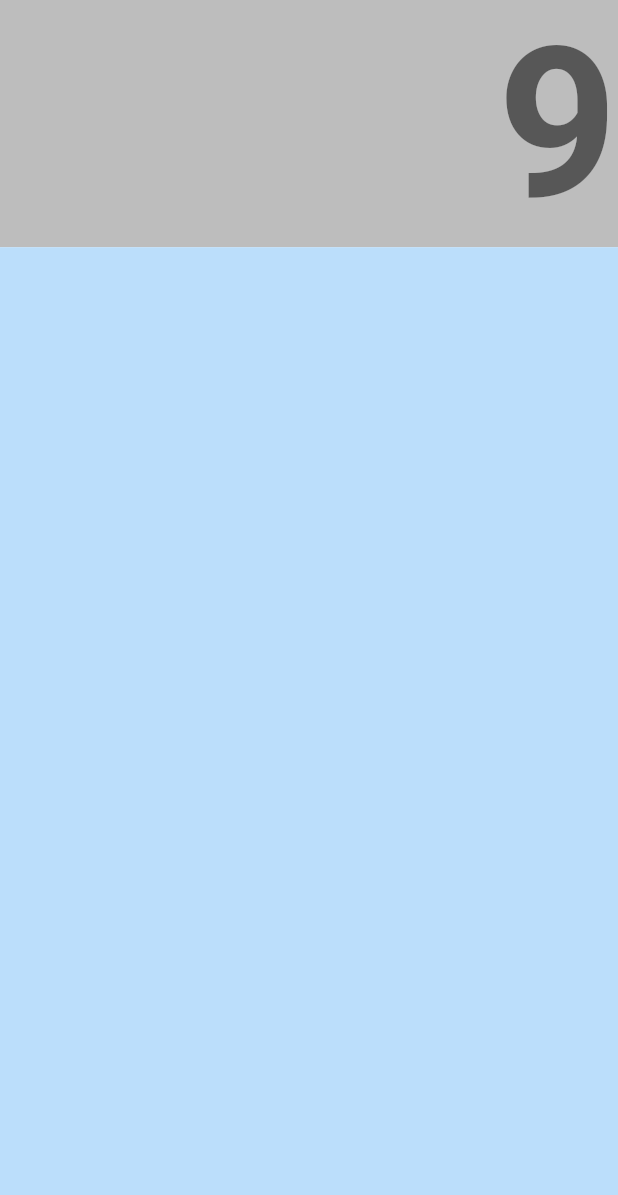
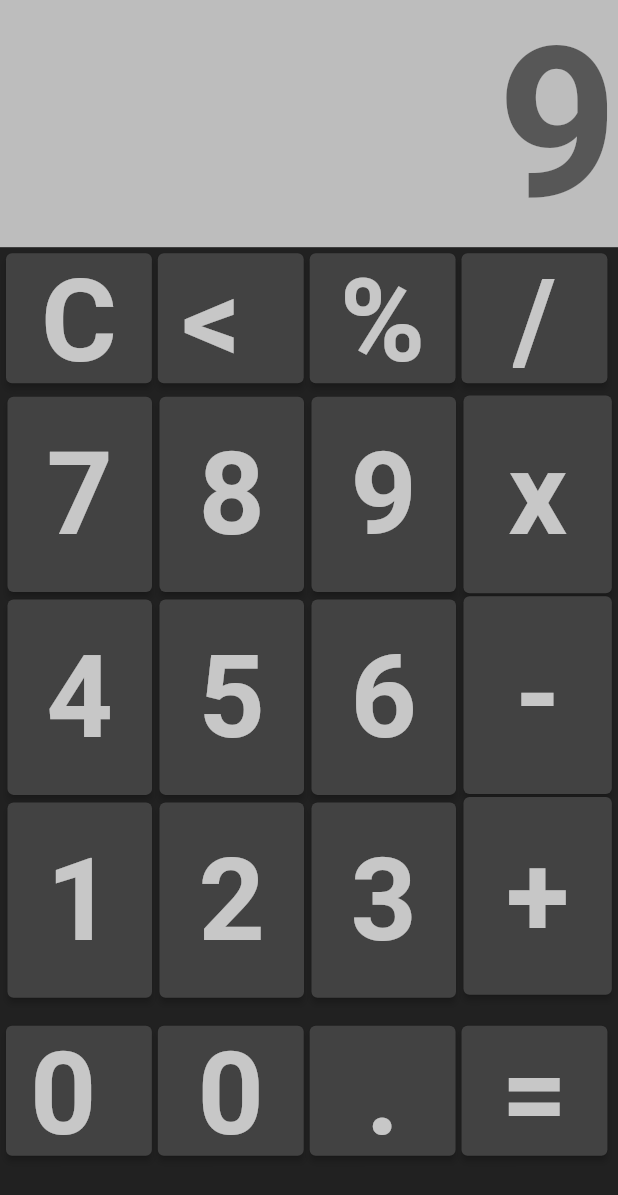
Before and after one commit to abdullac/flutter_calculator, a Flutter app: the screen it shows after launch, on a phone screen of 412 x 824 dp. Shown: the top 1195 px of the screen. Run offline on Flutter 3.47's test engine with Material 2 defaults, Android fonts, the phone set to English and light mode, and no system bars.

Commit message:
created claculator simple ui

```diff
--- a/lib/buttons_area.dart
+++ b/lib/buttons_area.dart
@@ -1,28 +1,36 @@
-
-
 import 'package:flutter/material.dart';
 import 'package:flutter_calculator/values/values.dart';
+import 'package:flutter_calculator/widgets/button_text.dart';
+import 'package:flutter_calculator/widgets/button_widget.dart';
+import 'package:flutter_calculator/widgets/function_keys_listview.dart';
+import 'package:flutter_calculator/widgets/number_gridview.dart';
+import 'package:flutter_calculator/widgets/operation_keys_listView.dart';
 
-class ButtonsArea extends StatefulWidget{
-
+class ButtonsArea extends StatefulWidget {
   @override
   ButtonsAreaState createState() => ButtonsAreaState();
-
 }
 
 class ButtonsAreaState extends State<ButtonsArea> {
-
   @override
   Widget build(BuildContext context) {
-    return Container(
-      decoration: BoxDecoration(color: Colors.blue[100]),
-      height: (desplayHeight * .8),
-      width: double.infinity,
-      child: Column(
-        children: const [
-
-        ],
-      ),
+    return Column(
+      children: [
+        const FunctionKeysListView(
+          subFunctionality: 'functionsKey',
+        ),
+        Container(
+          child: Row(
+            children: const [
+              NumberGridView(),
+              OperationKeysListView(),
+            ],
+          ),
+        ),
+        const FunctionKeysListView(
+          subFunctionality: 'additionalsKey',
+        ),
+      ],
     );
   }
 }
--- a/lib/main_screen.dart
+++ b/lib/main_screen.dart
@@ -13,9 +13,11 @@ class MainScreenState extends State<MainScreen> {
   @override
   Widget build(BuildContext context) {
     desplayHeight = MediaQuery.of(context).size.height;
+    desplayWidth = MediaQuery.of(context).size.width;
     return Scaffold(
       body: SafeArea(
         child: Container(
+          color: Colors.black87,
           child: Column(
             children: [
               DesplayArea(),
--- a/lib/values/values.dart
+++ b/lib/values/values.dart
@@ -1,2 +1,11 @@
+double desplayHeight = 200;
+double desplayWidth = 200;
 
-double desplayHeight = 200;
+// double buttonHeight = 200;
+// double buttonWidth = 200;
+
+// double numberButtonAspectRatio = ((desplayWidth * .75) / (desplayHeight * .5));
+
+double buttonTextSize = (desplayHeight * .7) >= (desplayWidth * .75)
+    ? (desplayHeight * .7)/3
+    : (desplayWidth * .75)/3;
--- /dev/null
+++ b/lib/widgets/button_text.dart
@@ -0,0 +1,114 @@
+import 'package:flutter/material.dart';
+import 'package:flutter_calculator/buttons_area.dart';
+import 'package:flutter_calculator/values/values.dart';
+
+enum Functionality {
+  functionKeys,
+  countNumberKeys,
+  additionalKeys,
+  operationsKeys,
+  none,
+}
+
+class ButtonText extends StatelessWidget {
+  final Functionality functinality;
+  final int indx;
+  const ButtonText({
+    super.key,
+    required this.indx,
+    required this.functinality,
+  });
+
+  @override
+  Widget build(BuildContext context) {
+    return Text(
+      buttonText(indx),
+      style: TextStyle(
+        fontWeight: FontWeight.bold,
+        color: Colors.white70,
+        fontSize: (desplayHeight * .51) <= (desplayWidth * .75)
+            ? (desplayHeight * .51) / 4
+            : (desplayWidth * .75) / 4,
+      ),
+    );
+  }
+
+  String buttonText(index) {
+    String textValue = "0";
+    if (functinality == Functionality.countNumberKeys) {
+      switch (index + 1) {
+        case 1:
+          textValue = "7";
+          break;
+        case 2:
+          textValue = "8";
+          break;
+        case 3:
+          textValue = "9";
+          break;
+        case 4:
+          textValue = "4";
+          break;
+        case 5:
+          textValue = "5";
+          break;
+        case 6:
+          textValue = "6";
+          break;
+        case 7:
+          textValue = "1";
+          break;
+        case 8:
+          textValue = "2";
+          break;
+        case 9:
+          textValue = "3";
+          break;
+      }
+    } else if (functinality == Functionality.functionKeys) {
+      switch (index + 1) {
+        case 1:
+          textValue = "C";
+          break;
+        case 2:
+          textValue = "<x";
+          break;
+        case 3:
+          textValue = "%";
+          break;
+        case 4:
+          textValue = "/";
+          break;
+      }
+    } else if(functinality  == Functionality.additionalKeys){
+      switch (index + 1) {
+        case 1:
+          textValue = "00";
+          break;
+        case 2:
+          textValue = "0";
+          break;
+        case 3:
+          textValue = ".";
+          break;
+        case 4:
+          textValue = "=";
+          break;
+      }
+    }else if(functinality == Functionality.operationsKeys){
+      switch (index + 1) {
+        case 1:
+          textValue = "x";
+          break;
+        case 2:
+          textValue = "-";
+          break;
+        case 3:
+          textValue = "+";
+          break;
+      }
+    }
+
+    return textValue;
+  }
+}
--- /dev/null
+++ b/lib/widgets/button_widget.dart
@@ -0,0 +1,49 @@
+import 'package:flutter/material.dart';
+import 'package:flutter_calculator/widgets/button_text.dart';
+
+class ButtonWidget extends StatelessWidget {
+  final Functionality buttonFunctinality;
+  final String subFunctionality;
+  final int indxx;
+  final double buttonWidth;
+  final double buttonHeight;
+  const ButtonWidget({
+    super.key,
+    required this.buttonFunctinality,
+    required this.indxx,
+    required this.buttonWidth,
+    required this.buttonHeight,
+    this.subFunctionality = "normal",
+  });
+
+  @override
+  Widget build(BuildContext context) {
+    return SizedBox(
+      width: buttonWidth,
+      height: buttonHeight,
+      child: ElevatedButton(
+        onPressed: () {
+          // button pressed
+        },
+        style: ButtonStyle(
+          backgroundColor: MaterialStateProperty.all(Colors.grey[800]),
+        ),
+        child: ButtonText(
+          indx: indxx,
+          functinality: setFunctionality(),
+        ),
+      ),
+    );
+  }
+
+  Functionality setFunctionality() {
+    if (subFunctionality == "normal") {
+      return buttonFunctinality;
+    } else if (subFunctionality == "functionsKey") {
+      return Functionality.functionKeys;
+    } else if (subFunctionality == "additionalsKey") {
+      return Functionality.additionalKeys;
+    }
+    return Functionality.none;
+  }
+}
--- /dev/null
+++ b/lib/widgets/function_keys_listview.dart
@@ -0,0 +1,34 @@
+import 'package:flutter/material.dart';
+import 'package:flutter_calculator/values/values.dart';
+import 'package:flutter_calculator/widgets/button_text.dart';
+import 'package:flutter_calculator/widgets/button_widget.dart';
+
+class FunctionKeysListView extends StatelessWidget {
+  final String subFunctionality;
+  const FunctionKeysListView({
+    super.key,
+    required this.subFunctionality,
+  });
+
+  @override
+  Widget build(BuildContext context) {
+    return Container(
+      height: (desplayHeight * .115),
+      width: (desplayWidth * 1),
+      padding: EdgeInsets.all(4),
+      child: ListView.separated(
+          scrollDirection: Axis.horizontal,
+          itemBuilder: (context, functionButtonIndex) => ButtonWidget(
+                indxx: functionButtonIndex,
+                buttonHeight: double.infinity,
+                buttonWidth: (desplayWidth * .236),
+                buttonFunctinality: Functionality.functionKeys,
+                subFunctionality: subFunctionality,
+              ),
+          separatorBuilder: (context, index) => Container(
+                padding: EdgeInsets.only(right: 2, left: 2),
+              ),
+          itemCount: 4),
+    );
+  }
+}
--- /dev/null
+++ b/lib/widgets/number_gridview.dart
@@ -0,0 +1,38 @@
+import 'package:flutter/material.dart';
+import 'package:flutter_calculator/values/values.dart';
+import 'package:flutter_calculator/widgets/button_text.dart';
+import 'package:flutter_calculator/widgets/button_widget.dart';
+
+class NumberGridView extends StatelessWidget {
+  const NumberGridView({
+    super.key,
+  });
+
+  @override
+  Widget build(BuildContext context) {
+    return Container(
+      alignment: Alignment.bottomLeft,
+      height: (desplayHeight * .51),
+      width: (desplayWidth * .75),
+      child: GridView.builder(
+        gridDelegate: SliverGridDelegateWithFixedCrossAxisCount(
+          childAspectRatio: ((desplayWidth * .74) / (desplayHeight * .5)),
+          crossAxisCount: 3,
+          mainAxisSpacing: 5,
+          crossAxisSpacing: 5,
+        ),
+        itemBuilder: (context, index) => Align(
+          alignment: Alignment.center,
+          child: ButtonWidget(
+            indxx: index,
+            buttonHeight: double.infinity,
+            buttonWidth: double.infinity,
+            buttonFunctinality: Functionality.countNumberKeys,
+          ),
+        ),
+        itemCount: 9,
+        padding: const EdgeInsets.all(5),
+      ),
+    );
+  }
+}
--- /dev/null
+++ b/lib/widgets/operation_keys_listView.dart
@@ -0,0 +1,33 @@
+
+
+import 'package:flutter/material.dart';
+import 'package:flutter_calculator/values/values.dart';
+import 'package:flutter_calculator/widgets/button_text.dart';
+import 'package:flutter_calculator/widgets/button_widget.dart';
+
+class OperationKeysListView extends StatelessWidget {
+  const OperationKeysListView({
+    super.key,
+  });
+
+  @override
+  Widget build(BuildContext context) {
+    return Container(
+      width: desplayWidth * .24,
+      height: desplayHeight * .5,
+      child: ListView.separated(
+        itemBuilder: (context, index) => ButtonWidget(
+          buttonFunctinality: Functionality.operationsKeys,
+          indxx: index,
+          buttonWidth: double.infinity,
+          buttonHeight: desplayHeight * .16,
+        ),
+        separatorBuilder: (context, index) => Container(
+          width: 2,
+          height: 2,
+        ),
+        itemCount: 3,
+      ),
+    );
+  }
+}
```
